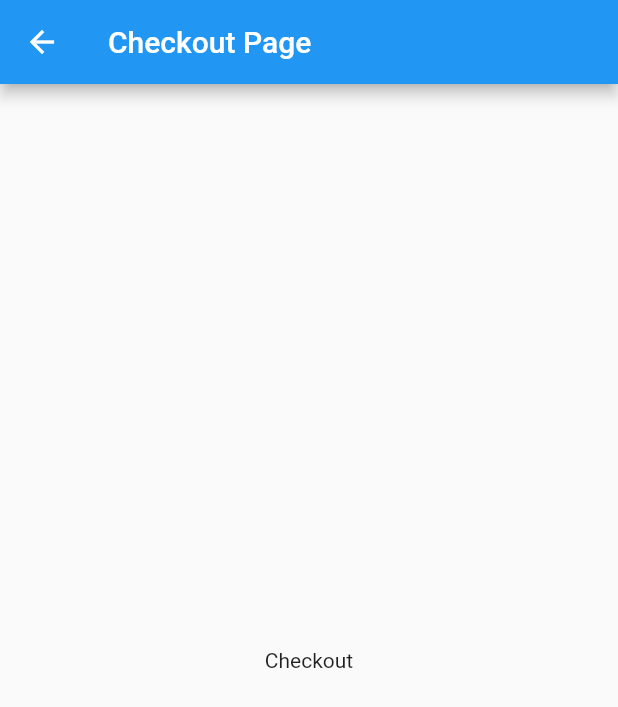
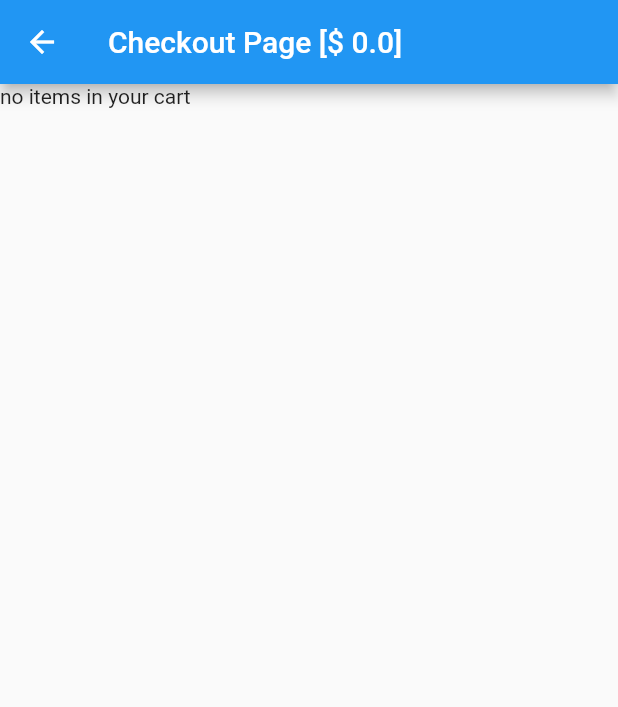
Before and after one commit to alzaabi98/flutter_shopping_cart_provider, a Flutter app: the CheckoutPage screen opened directly, on a phone screen of 412 x 824 dp. Shown: the top 707 px of the screen. Run offline on Flutter 3.47's test engine with Material 2 defaults, Android fonts, the phone set to English and light mode, and no system bars.

Commit message:
add proivder data to checkout page and enable delete item from cart via proivder

```diff
--- a/lib/main.dart
+++ b/lib/main.dart
@@ -65,6 +65,7 @@ class _HomePageState extends State<HomePage> {
           itemBuilder: (context, index) {
             return ListTile(
               title: Text(items[index].title),
+              subtitle: Text(items[index].price.toString()),
               trailing: Icon(Icons.add),
               onTap: () {
                 cart.add(items[index]);
--- a/lib/screens/checkout_page.dart
+++ b/lib/screens/checkout_page.dart
@@ -1,4 +1,6 @@
 import 'package:flutter/material.dart';
+import 'package:fluttershoppingcart/models/cart.dart';
+import 'package:provider/provider.dart';
 
 class CheckoutPage extends StatefulWidget {
   @override
@@ -8,13 +10,33 @@ class CheckoutPage extends StatefulWidget {
 class _CheckoutPageState extends State<CheckoutPage> {
   @override
   Widget build(BuildContext context) {
-    return Scaffold(
-      appBar: AppBar(
-        title: Text('Checkout Page'),
-      ),
-      body: Center(
-        child: Text('Checkout'),
-      ),
+    return Consumer<Cart>(
+      builder: (context, cart, child) {
+        return Scaffold(
+            appBar: AppBar(
+              title: Text('Checkout Page [\$ ${cart.totalPrice}]'),
+            ),
+            body: cart.basketItems.length == 0
+                ? Text('no items in your cart')
+                : ListView.builder(
+                    itemCount: cart.basketItems.length,
+                    itemBuilder: (context, index) {
+                      return Card(
+                        child: ListTile(
+                          title: Text(cart.basketItems[index].title),
+                          subtitle:
+                              Text(cart.basketItems[index].price.toString()),
+                          trailing: IconButton(
+                            icon: Icon(Icons.delete),
+                            onPressed: () {
+                              cart.remove(cart.basketItems[index]);
+                            },
+                          ),
+                        ),
+                      );
+                    },
+                  ));
+      },
     );
   }
 }
```
